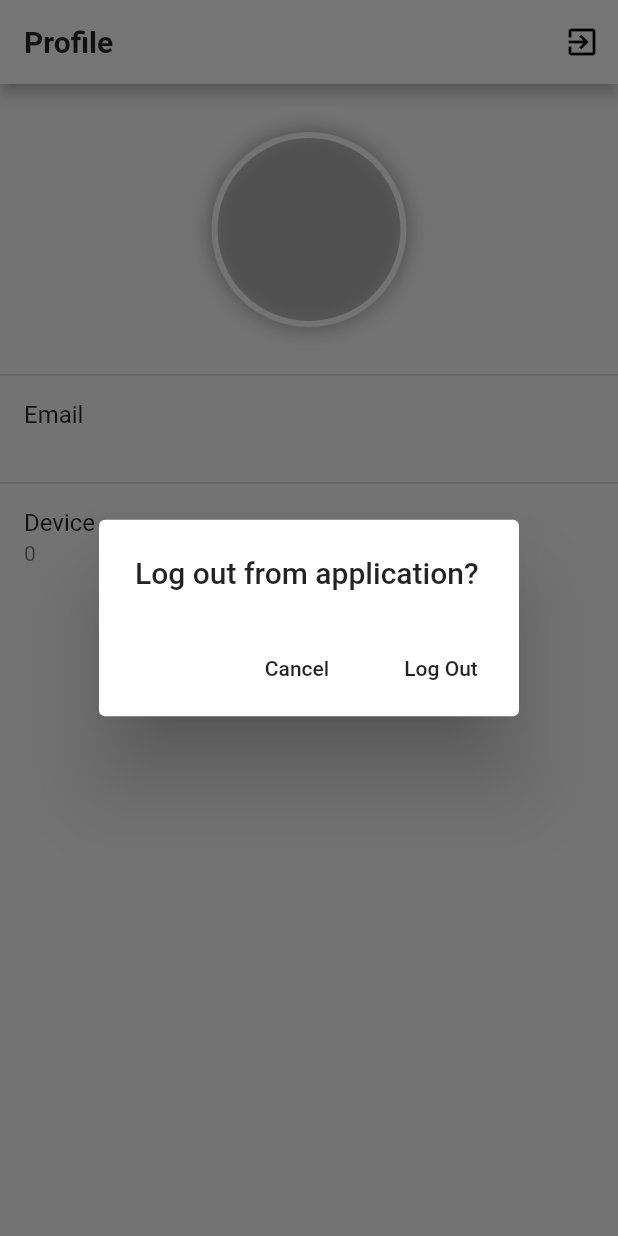
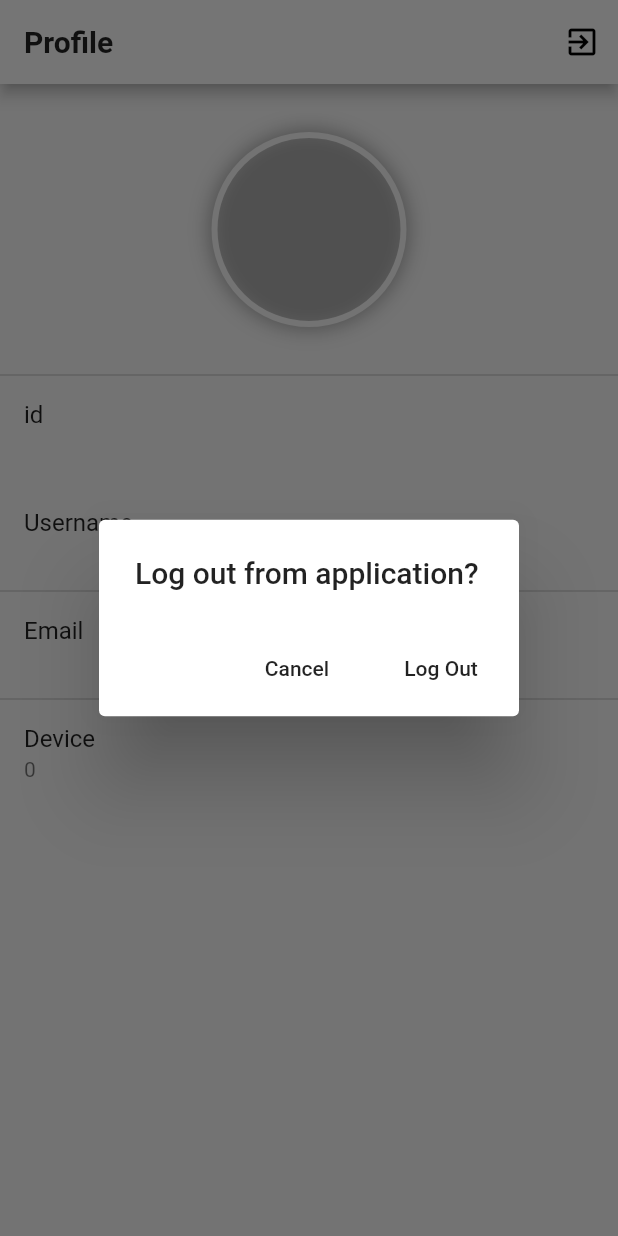
Before and after one commit to adiandoyo32/sensor-app, a Flutter app: the ProfileScreen screen opened directly, after a tap on the "exit to app" icon, on a phone screen of 412 x 824 dp. Run offline on Flutter 3.47's test engine with Material 2 defaults, Android fonts, the phone set to English and light mode, and no system bars; our stand-ins replace charts_flutter, flutter_svg, google_maps_flutter, material_design_icons_flutter, shared_preferences; missing offline and left inert: flutter_pusher_client, flutter_statusbarcolor, laravel_echo, qrscan; accounts and stored records are empty; network calls fail.

Commit message:
change auth service

```diff
--- a/lib/base_screen.dart
+++ b/lib/base_screen.dart
@@ -12,7 +12,11 @@ class BaseScreen extends StatefulWidget {
 
 class _BaseScreen extends State<BaseScreen> {
   int _selectedIndex = 0;
-  final List<Widget> _screen = [HomeScreen(), DeviceScreen(), ProfileScreen()];
+  final List<Widget> _screen = [
+    HomeScreen(),
+    DeviceScreen(),
+    ProfileScreen(),
+  ];
 
   @override
   Widget build(BuildContext context) {
--- a/lib/providers/devices.dart
+++ b/lib/providers/devices.dart
@@ -70,7 +70,6 @@ class Devices with ChangeNotifier {
     try {
       List<Device> fetchedDevices = await deviceService.getDevices();
       _devices = fetchedDevices;
-      print(_devices);
       notifyListeners();
     } catch (error) {
       throw Exception(error.toString());
--- a/lib/screens/profile/profile_screen.dart
+++ b/lib/screens/profile/profile_screen.dart
@@ -1,6 +1,5 @@
 import 'package:flutter/material.dart';
 import 'package:provider/provider.dart';
-import 'package:sensor_app/providers/auth.dart';
 import 'package:sensor_app/providers/devices.dart';
 import 'package:sensor_app/screens/auth/login_screen.dart';
 import 'package:shared_preferences/shared_preferences.dart';
@@ -13,6 +12,22 @@ class ProfileScreen extends StatefulWidget {
 }
 
 class _ProfileScreenState extends State<ProfileScreen> {
+  SharedPreferences sharedPreferences;
+  String id, username, email;
+
+  @override
+  void initState() {
+    super.initState();
+    SharedPreferences.getInstance().then((SharedPreferences sp) {
+      sharedPreferences = sp;
+      setState(() {
+        id = sharedPreferences.getString('userId');
+        username = sharedPreferences.getString('username');
+        email = sharedPreferences.getString('email');
+      });
+    });
+  }
+
   @override
   Widget build(BuildContext context) {
     return Scaffold(
@@ -93,10 +108,17 @@ class _ProfileScreenState extends State<ProfileScreen> {
               SizedBox(height: 32.0),
               Divider(height: 0, color: Color(0x40121212)),
               ListTile(
+                title: Text('id'),
+                subtitle: id != null ? Text(id) : Text(''),
+              ),
+              ListTile(
+                title: Text('Username'),
+                subtitle: username != null ? Text(username) : Text(''),
+              ),
+              Divider(height: 0, color: Color(0x40121212)),
+              ListTile(
                 title: Text('Email'),
-                subtitle: Consumer<Auth>(
-                  builder: (context, auth, _) => Text('${auth.email}'),
-                ),
+                subtitle: email != null ? Text(email) : Text(''),
               ),
               Divider(height: 0, color: Color(0x40121212)),
               ListTile(
```
Also changed, not shown: lib/screens/auth/widgets/login_form.dart (+5 -3 lines), lib/screens/home/home_screen.dart (+12 -2 lines), lib/services/api_services.dart (+13 -4 lines), lib/services/auth_service.dart (+14 -10 lines), lib/services/device_service.dart (+20 -4 lines).
